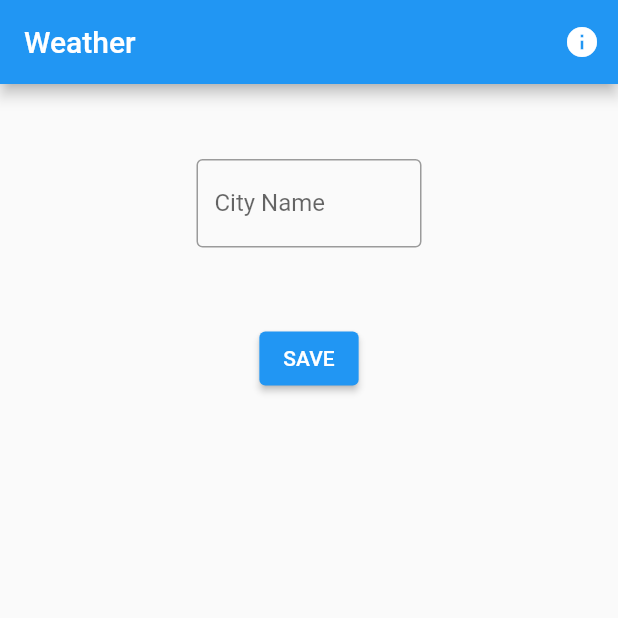
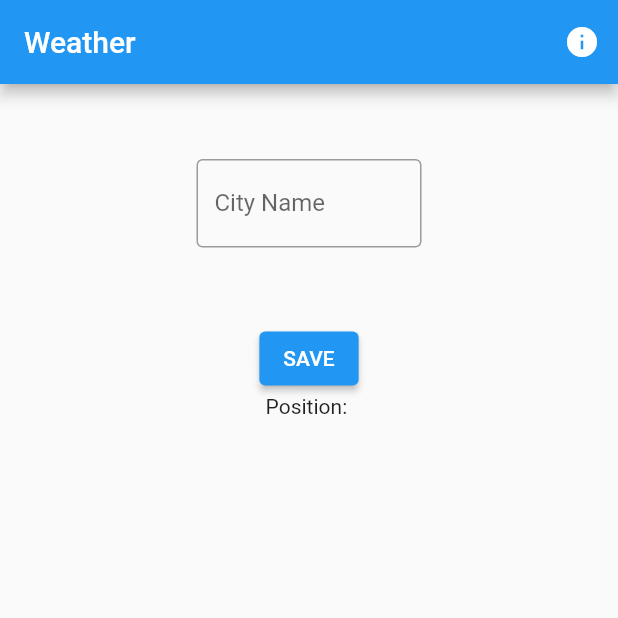
Before and after one commit to sandeepflutter/weather_app, a Flutter app: the screen it shows after launch, after a tap on the "info" icon, after a tap on "Skip", on a phone screen of 412 x 824 dp, the top half of it. Run offline on Flutter 3.47's test engine with Material 2 defaults, Android fonts, the phone set to English and light mode, and no system bars; our stand-ins replace geolocator; network calls fail.

Commit message:
current location completed

```diff
--- a/lib/main.dart
+++ b/lib/main.dart
@@ -2,6 +2,7 @@ import 'package:flutter/material.dart';
 import 'package:weather_app/splash.dart';
 import 'package:weather_app/services.dart';
 import 'package:weather_app/weather.dart';
+import 'package:geolocator/geolocator.dart';
 
 void main() {
   runApp(const MyApp());
@@ -34,10 +35,59 @@ class MyHomePage extends StatefulWidget {
 
 class _MyHomePageState extends State<MyHomePage> {
 
+  var location="";
+
+  void getCurrentLocation() async{
+bool serviceEnabled;
+    LocationPermission permission;
+
+     // Test if location services are enabled.
+    serviceEnabled = await Geolocator.isLocationServiceEnabled();
+    if (!serviceEnabled) {
+      // Location services are not enabled don't continue
+      // accessing the position and request users of the
+      // App to enable the location services.
+      return Future.error('Location services are disabled.');
+    }
+
+    permission = await Geolocator.checkPermission();
+    if (permission == LocationPermission.denied) {
+      permission = await Geolocator.requestPermission();
+      if (permission == LocationPermission.denied) {
+        // Permissions are denied, next time you could try
+        // requesting permissions again (this is also where
+        // Android's shouldShowRequestPermissionRationale
+        // returned true. According to Android guidelines
+        // your App should show an explanatory UI now.
+        return Future.error('Location permissions are denied');
+      }
+    }
+
+    if (permission == LocationPermission.deniedForever) {
+      // Permissions are denied forever, handle appropriately.
+      return Future.error(
+          'Location permissions are permanently denied, we cannot request permissions.');
+    }
+
+    var position = await Geolocator.getCurrentPosition(desiredAccuracy: LocationAccuracy.high);
+
+setState(() {
+  location = "$position.latitude ,$position.longitude";
+});
+
+  }
+
   final _cityTextController = TextEditingController();
   final _dataService = DataService();
 
   WeatherResponse? _response;
+
+   @override
+  void initState() {
+    super.initState();
+   getCurrentLocation();
+
+  }
 
   @override
   void dispose(){
@@ -96,18 +146,20 @@ class _MyHomePageState extends State<MyHomePage> {
                 ),
               ),
 
+//Changing value of button as per Input text
               ValueListenableBuilder<TextEditingValue>(
         valueListenable: _cityTextController,
         builder: (context, value, child) {
           return ElevatedButton(
             onPressed: _search,
-
             child: value.text.isNotEmpty ? const Text('UPDATE'):const Text('SAVE'),
           );
         },
       ),
-              // ElevatedButton(
-              //   onPressed: _search, child: const Text('Search'))
+
+        Text("Position: $location"),
+
+
             ],
           ),
         ),
--- a/pubspec.yaml
+++ b/pubspec.yaml
@@ -38,6 +38,7 @@ dependencies:
   cupertino_icons: ^1.0.2
   geolocator: ^9.0.2
   http: ^0.13.5
+  geocoding: ^2.0.5
 
 dev_dependencies:
   flutter_test:
```
Also changed, not shown: pubspec.lock, 1 other file.
